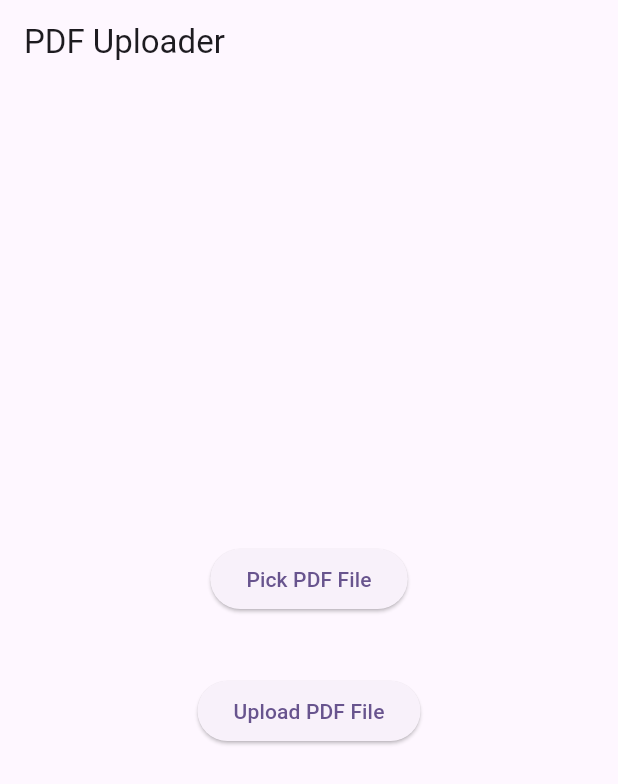
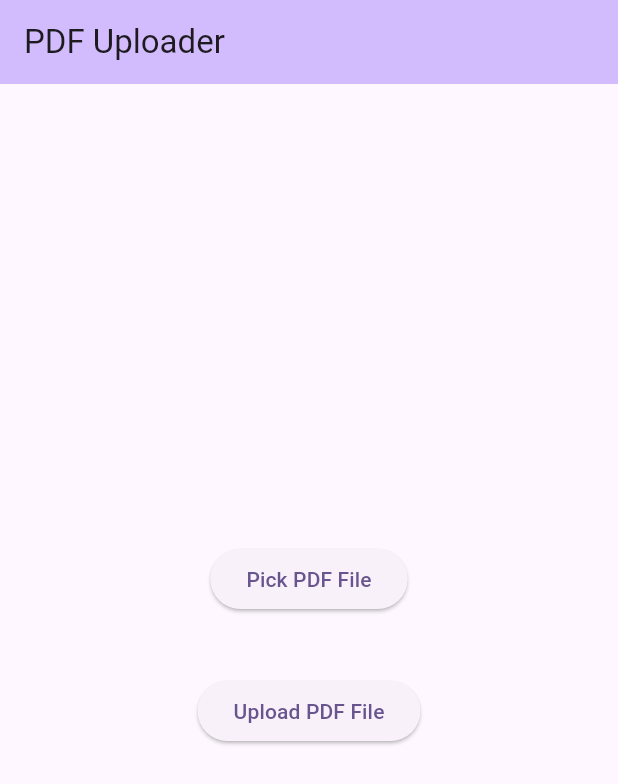
Before and after one commit to nushealthhack/med-education-platform, a Flutter app: the upload screen opened directly, after a tap on "Upload PDF File", on a phone screen of 412 x 824 dp. Shown: the top 784 px of the screen. Run offline on Flutter 3.47's test engine with Material 3 defaults, Android fonts, the phone set to English and light mode, and no system bars; our stand-ins replace file_picker, image_cropper, image_picker; missing offline and left inert: google_ml_kit, google_mlkit_text_recognition.

Commit message:
Added backdrop color for title

```diff
--- a/lib/UploadPdf_Python.dart
+++ b/lib/UploadPdf_Python.dart
@@ -1,3 +1,4 @@
+import 'dart:convert';
 import 'dart:io';
 import 'package:flutter/material.dart';
 import 'package:http/http.dart' as http; // Import http package for MediaType
@@ -60,9 +61,10 @@ class _MyHomePageState extends State<upload> {
 
       if (response.statusCode == 200) {
         // Successful response
-        var responseBody = await response.stream.bytesToString();
+        var responseBody = jsonDecode(await response.stream.bytesToString());
+        print(responseBody);
         setState(() {
-          _extractedText = responseBody;
+          _extractedText = responseBody['result'];
         });
       } else {
         // Error response
@@ -92,6 +94,7 @@ class _MyHomePageState extends State<upload> {
     return Scaffold(
       appBar: AppBar(
         title: Text('PDF Uploader'),
+        backgroundColor: Theme.of(context).colorScheme.inversePrimary,
       ),
       body: Center(
         child: Column(
--- a/lib/chat_screen.dart
+++ b/lib/chat_screen.dart
@@ -39,6 +39,7 @@ class _ChatScreenState extends State<ChatScreen> {
     return Scaffold(
       appBar: AppBar(
         title: Text('Chat With Easy Medicine Bot'),
+        backgroundColor: Theme.of(context).colorScheme.inversePrimary,
       ),
       body: Column(
         children: [
```
